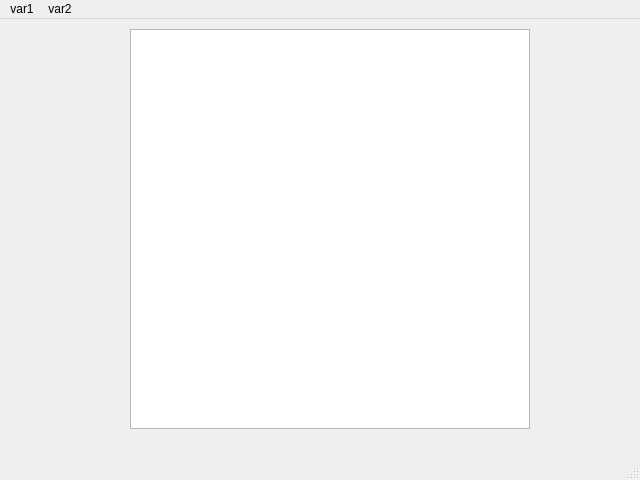
First picture: the form in project_files/mainwindow.ui, repository positivcheg94/school_db_iasa_MO, before the edit.
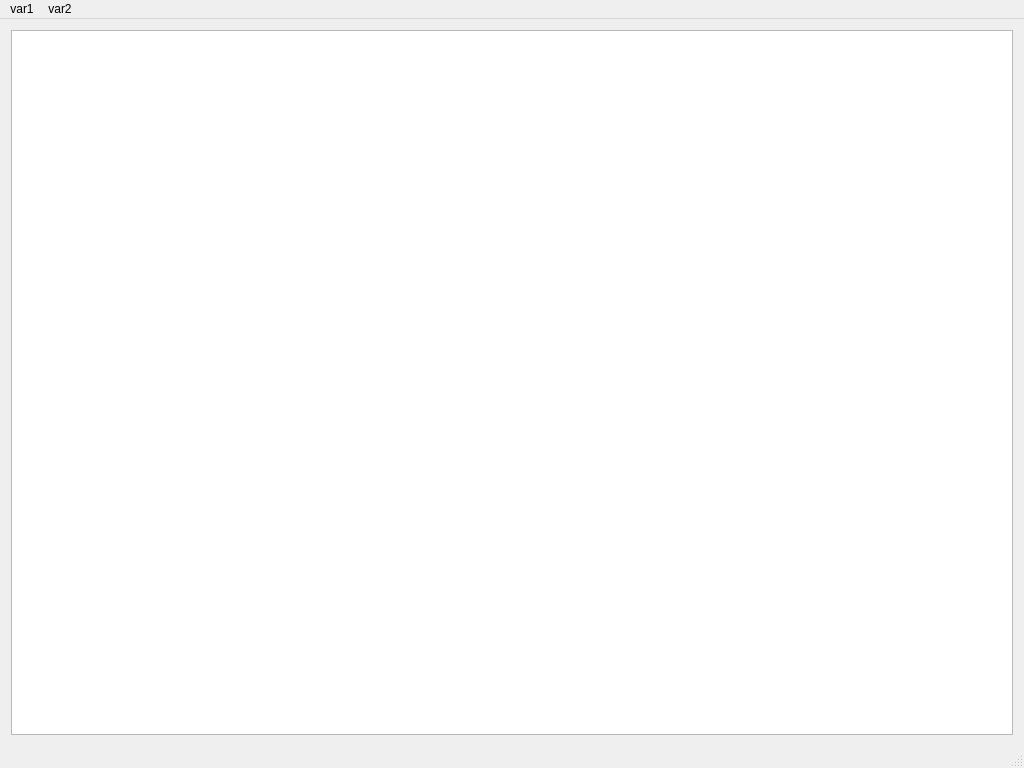
Second picture: the form after the edit.

The edit to the form file:
```diff
--- a/project_files/mainwindow.ui
+++ b/project_files/mainwindow.ui
@@ -6,32 +6,40 @@
    <rect>
     <x>0</x>
     <y>0</y>
-    <width>640</width>
-    <height>480</height>
+    <width>1024</width>
+    <height>768</height>
    </rect>
   </property>
   <property name="windowTitle">
    <string>MainWindow</string>
   </property>
   <widget class="QWidget" name="centralWidget">
-   <widget class="QTableView" name="query_table">
-    <property name="geometry">
-     <rect>
-      <x>130</x>
-      <y>10</y>
-      <width>400</width>
-      <height>400</height>
-     </rect>
-    </property>
-   </widget>
+   <layout class="QVBoxLayout" name="verticalLayout">
+    <item>
+     <widget class="QTableView" name="query_table">
+      <property name="maximumSize">
+       <size>
+        <width>65535</width>
+        <height>65535</height>
+       </size>
+      </property>
+      <property name="baseSize">
+       <size>
+        <width>800</width>
+        <height>600</height>
+       </size>
+      </property>
+     </widget>
+    </item>
+   </layout>
   </widget>
   <widget class="QMenuBar" name="menuBar">
    <property name="geometry">
     <rect>
      <x>0</x>
      <y>0</y>
-     <width>640</width>
-     <height>25</height>
+     <width>1024</width>
+     <height>38</height>
     </rect>
    </property>
    <widget class="QMenu" name="menuVar1">
```
